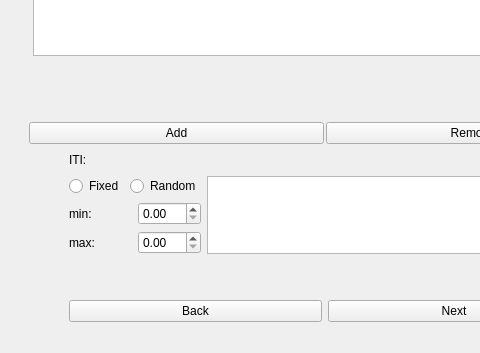
Qt form UI/create_session.ui (KehatSudri/Behavior_System2.0) before a commit; both pictures show x 0 to 480 and y 416 to 769 of the 649 by 769 pixel window.
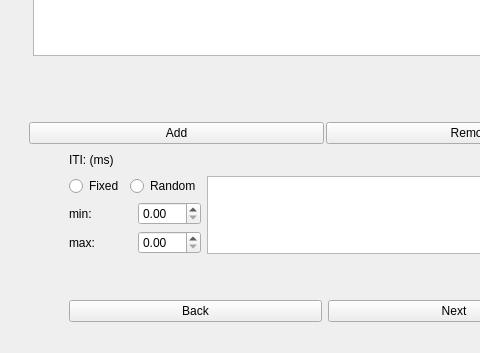
The same form after that commit.

Patch:
```diff
--- a/UI/create_session.ui
+++ b/UI/create_session.ui
@@ -110,7 +110,7 @@
            <string notr="true">font: 12pt &quot;Arial&quot;;</string>
           </property>
           <property name="text">
-           <string>ITI:</string>
+           <string>ITI: (ms)</string>
           </property>
           <property name="alignment">
            <set>Qt::AlignLeading|Qt::AlignLeft|Qt::AlignVCenter</set>
```
Left out of the diff: 4 changed lines with no effect on the pictures.
